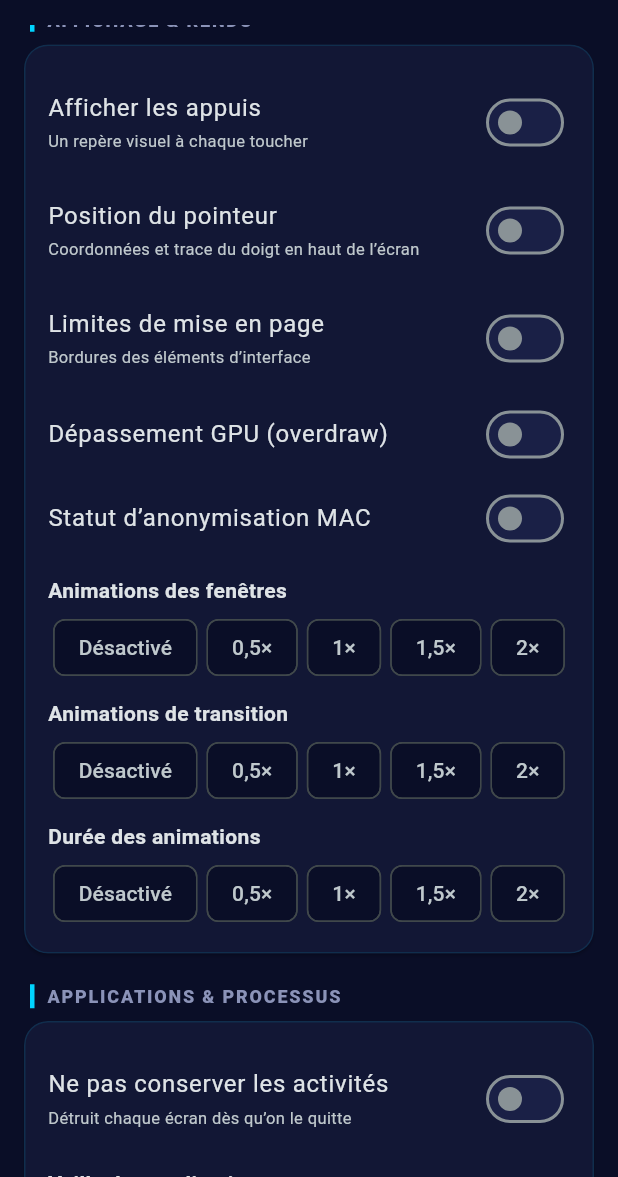
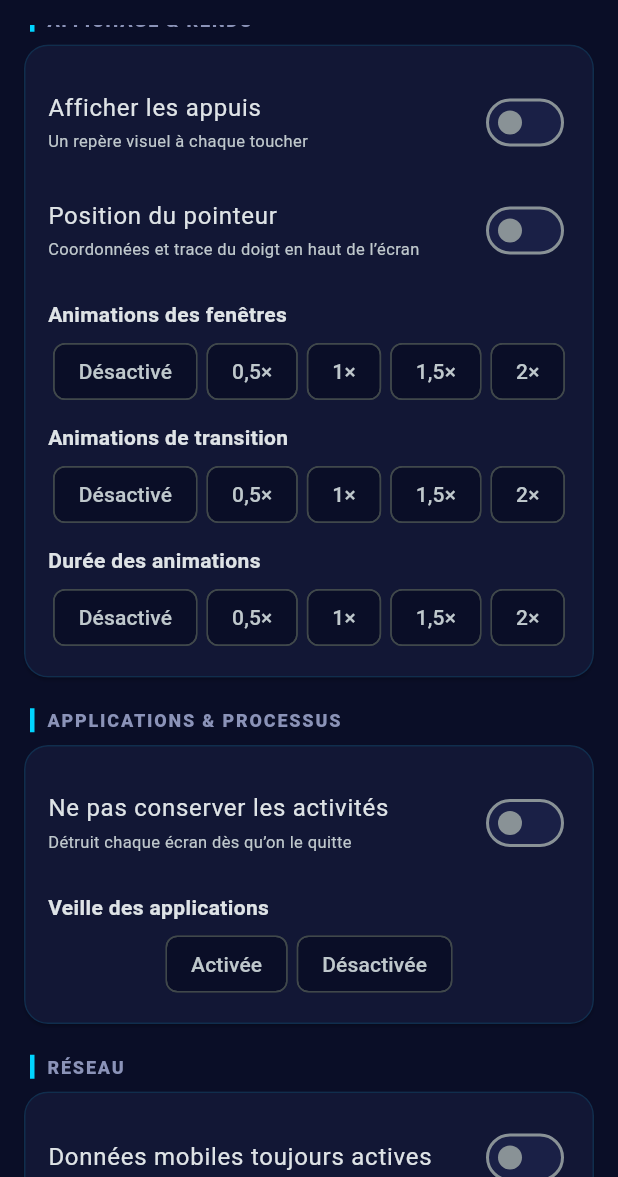
Before and after one commit to Heiphaistos/NiTroiD, a Flutter app: the DevOptionsScreen screen opened directly, scrolled down 576 dp, on a phone screen of 412 x 824 dp, the part 59-1236 px from its top. Run offline on Flutter 3.47's test engine with Material 3 defaults, Android fonts, the phone set to English and light mode, and no system bars; our stand-ins replace share_plus, shared_preferences; accounts and stored records are empty; network calls fail; project files that could hold a hidden picture were left out.

Commit message:
Options dev : retirer deux bascules qui ciblaient des propriétés système, pas des réglages
Co-Authored-By: Claude Opus 4.8 <noreply@anthropic.com>
Claude-Session: https://claude.ai/code/session_01Hg99dfR4C6sUDu52tMi8Sr

```diff
--- a/lib/core/dev_catalog.dart
+++ b/lib/core/dev_catalog.dart
@@ -47,9 +47,6 @@ const devGroups = <DevGroup>[
   DevGroup('Affichage & rendu', toggles: [
     DevToggle('system', 'show_touches', 'Afficher les appuis', desc: 'Un repère visuel à chaque toucher'),
     DevToggle('system', 'pointer_location', 'Position du pointeur', desc: 'Coordonnées et trace du doigt en haut de l’écran'),
-    DevToggle('global', 'debug.layout', 'Limites de mise en page', desc: 'Bordures des éléments d’interface'),
-    DevToggle('secure', 'debug_gpu_overdraw', 'Dépassement GPU (overdraw)', onValue: 'show', offValue: 'false'),
-    DevToggle('global', 'show_wifi_mac_randomization_status', 'Statut d’anonymisation MAC'),
   ], choices: [
     DevChoice('global', 'window_animation_scale', 'Animations des fenêtres', _animScales),
     DevChoice('global', 'transition_animation_scale', 'Animations de transition', _animScales),
```
